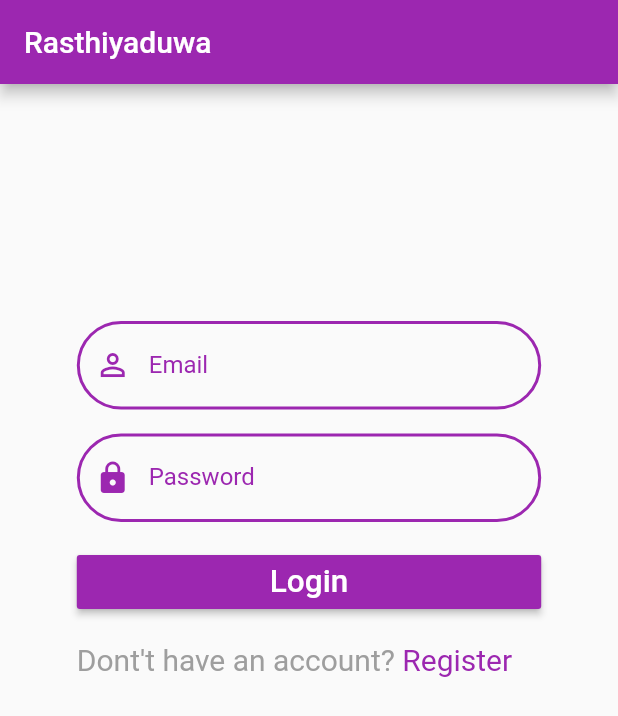
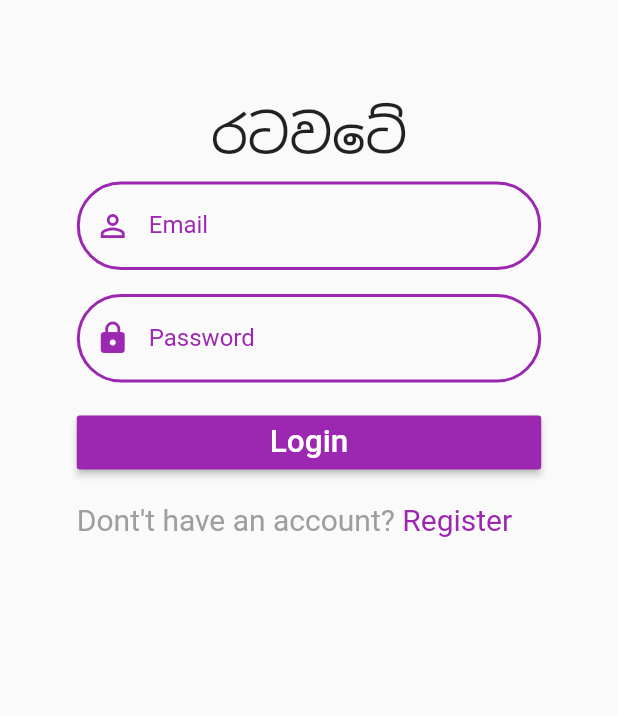
Before and after one commit to Yasasr1/Ratawate, a Flutter app: the screen it shows after launch, on a phone screen of 412 x 824 dp. Shown: the top 716 px of the screen. Run offline on Flutter 3.47's test engine with Material 2 defaults, Android fonts, the phone set to English and light mode, and no system bars.

Commit message:
change title

```diff
--- a/lib/app_screens/login.dart
+++ b/lib/app_screens/login.dart
@@ -76,9 +76,6 @@ class LoginState extends State<Login> {
     TextStyle defaultStyle = TextStyle(color: Colors.grey, fontSize: 20.0);
     TextStyle linkStyle = TextStyle(color: Theme.of(context).primaryColor);
     return Scaffold(
-      appBar: AppBar(
-        title: Text('Rasthiyaduwa'),
-      ),
       body: Builder(
         builder: (context) => Form(
           key: _formKey,
@@ -87,7 +84,15 @@ class LoginState extends State<Login> {
             child: ListView(
               children: <Widget>[
                 //Logo ekata
-                Container(height: 135),
+                Container(height: 50),
+                Center(
+                  child: Text(
+                    "රටවටේ",
+                    style: TextStyle(
+                      fontSize: 35,
+                    ),
+                  ),
+                ),
 
                 //Username Field
                 Container(
--- a/lib/main.dart
+++ b/lib/main.dart
@@ -20,7 +20,7 @@ class MyApp extends StatelessWidget {
       ],
       child: Consumer<Auth>(builder: (ctx, auth, _) => MaterialApp(
         debugShowCheckedModeBanner: false,
-        title: "Rasthiyaduwa",
+        title: "RataWate",
         home: auth.isAuth ? HomeScreen() : Login(),
         theme: ThemeData(
           brightness: Brightness.light,
```
